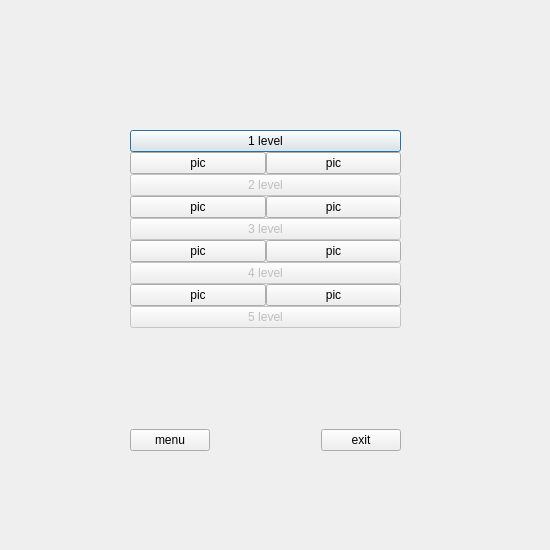
Above: Lab_2/Refactored/levels.ui from knu-5-tochanenko/SoftwareReengineering before the change. Below: the same form after it.
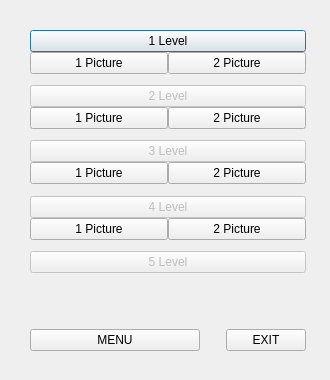
That is the form after the change.

Commit message: Redesign Level Selector Page

```diff
--- a/Lab_2/Refactored/levels.ui
+++ b/Lab_2/Refactored/levels.ui
@@ -6,20 +6,20 @@
    <rect>
     <x>0</x>
     <y>0</y>
-    <width>550</width>
-    <height>550</height>
+    <width>330</width>
+    <height>380</height>
    </rect>
   </property>
   <property name="minimumSize">
    <size>
-    <width>550</width>
-    <height>550</height>
+    <width>330</width>
+    <height>380</height>
    </size>
   </property>
   <property name="maximumSize">
    <size>
-    <width>550</width>
-    <height>550</height>
+    <width>330</width>
+    <height>380</height>
    </size>
   </property>
   <property name="windowTitle">
@@ -28,9 +28,9 @@
   <widget class="QWidget" name="verticalLayoutWidget">
    <property name="geometry">
     <rect>
-     <x>130</x>
-     <y>130</y>
-     <width>271</width>
+     <x>30</x>
+     <y>30</y>
+     <width>276</width>
      <height>321</height>
     </rect>
    </property>
@@ -41,7 +41,7 @@
     <item>
      <widget class="QPushButton" name="pushButton_1Level">
       <property name="text">
-       <string>1 level</string>
+       <string>1 Level</string>
       </property>
      </widget>
     </item>
@@ -50,26 +50,39 @@
       <item>
        <widget class="QPushButton" name="pushButton_1Level1Sublevel">
         <property name="text">
-         <string>pic</string>
+         <string>1 Picture</string>
         </property>
        </widget>
       </item>
       <item>
        <widget class="QPushButton" name="pushButton_1Level2Sublevel">
         <property name="text">
-         <string>pic</string>
+         <string>2 Picture</string>
         </property>
        </widget>
       </item>
      </layout>
     </item>
+    <item>
+     <spacer name="verticalSpacer_2">
+      <property name="orientation">
+       <enum>Qt::Vertical</enum>
+      </property>
+      <property name="sizeHint" stdset="0">
+       <size>
+        <width>20</width>
+        <height>25</height>
+       </size>
+      </property>
+     </spacer>
+    </item>
     <item>
      <widget class="QPushButton" name="pushButton_2Level">
       <property name="enabled">
        <bool>false</bool>
       </property>
       <property name="text">
-       <string>2 level</string>
+       <string>2 Level</string>
       </property>
      </widget>
     </item>
@@ -78,26 +91,39 @@
       <item>
        <widget class="QPushButton" name="pushButton_2Level1Sublevel">
         <property name="text">
-         <string>pic</string>
+         <string>1 Picture</string>
         </property>
        </widget>
       </item>
       <item>
        <widget class="QPushButton" name="pushButton_2Level2Sublevel">
         <property name="text">
-         <string>pic</string>
+         <string>2 Picture</string>
         </property>
        </widget>
       </item>
      </layout>
     </item>
+    <item>
+     <spacer name="verticalSpacer_3">
+      <property name="orientation">
+       <enum>Qt::Vertical</enum>
+      </property>
+      <property name="sizeHint" stdset="0">
+       <size>
+        <width>20</width>
+        <height>25</height>
+       </size>
+      </property>
+     </spacer>
+    </item>
     <item>
      <widget class="QPushButton" name="pushButton_3Level">
       <property name="enabled">
        <bool>false</bool>
       </property>
       <property name="text">
-       <string>3 level</string>
+       <string>3 Level</string>
       </property>
      </widget>
     </item>
@@ -106,26 +132,39 @@
       <item>
        <widget class="QPushButton" name="pushButton_3Level1Sublevel">
         <property name="text">
-         <string>pic</string>
+         <string>1 Picture</string>
         </property>
        </widget>
       </item>
       <item>
        <widget class="QPushButton" name="pushButton_3Level2Sublevel">
         <property name="text">
-         <string>pic</string>
+         <string>2 Picture</string>
         </property>
        </widget>
       </item>
      </layout>
     </item>
+    <item>
+     <spacer name="verticalSpacer_4">
+      <property name="orientation">
+       <enum>Qt::Vertical</enum>
+      </property>
+      <property name="sizeHint" stdset="0">
+       <size>
+        <width>20</width>
+        <height>25</height>
+       </size>
+      </property>
+     </spacer>
+    </item>
     <item>
      <widget class="QPushButton" name="pushButton_4Level">
       <property name="enabled">
        <bool>false</bool>
       </property>
       <property name="text">
-       <string>4 level</string>
+       <string>4 Level</string>
       </property>
      </widget>
     </item>
@@ -134,26 +173,39 @@
       <item>
        <widget class="QPushButton" name="pushButton_4Level1Sublevel">
         <property name="text">
-         <string>pic</string>
+         <string>1 Picture</string>
         </property>
        </widget>
       </item>
       <item>
        <widget class="QPushButton" name="pushButton_4Level2Sublevel">
         <property name="text">
-         <string>pic</string>
+         <string>2 Picture</string>
         </property>
        </widget>
       </item>
      </layout>
     </item>
+    <item>
+     <spacer name="verticalSpacer_5">
+      <property name="orientation">
+       <enum>Qt::Vertical</enum>
+      </property>
+      <property name="sizeHint" stdset="0">
+       <size>
+        <width>20</width>
+        <height>25</height>
+       </size>
+      </property>
+     </spacer>
+    </item>
     <item>
      <widget class="QPushButton" name="pushButton_5Level">
       <property name="enabled">
        <bool>false</bool>
       </property>
       <property name="text">
-       <string>5 level</string>
+       <string>5 Level</string>
       </property>
      </widget>
     </item>
@@ -165,7 +217,7 @@
       <property name="sizeHint" stdset="0">
        <size>
         <width>20</width>
-        <height>40</height>
+        <height>70</height>
        </size>
       </property>
      </spacer>
@@ -174,8 +226,14 @@
      <layout class="QHBoxLayout" name="horizontalLayout_pageButtons">
       <item>
        <widget class="QPushButton" name="pushButton_menu">
+        <property name="minimumSize">
+         <size>
+          <width>170</width>
+          <height>0</height>
+         </size>
+        </property>
         <property name="text">
-         <string>menu</string>
+         <string>MENU</string>
         </property>
        </widget>
       </item>
@@ -194,8 +252,14 @@
       </item>
       <item>
        <widget class="QPushButton" name="pushButton_exit">
+        <property name="minimumSize">
+         <size>
+          <width>80</width>
+          <height>0</height>
+         </size>
+        </property>
         <property name="text">
-         <string>exit</string>
+         <string>EXIT</string>
         </property>
        </widget>
       </item>
```
The commit also changes 2 other files.
